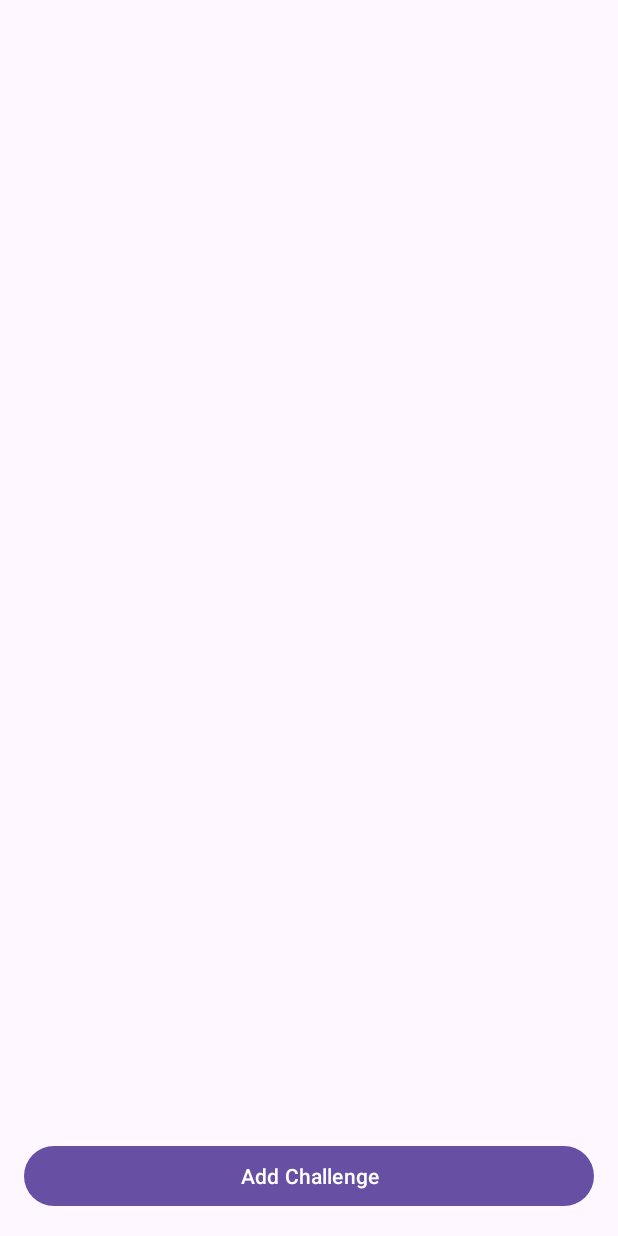
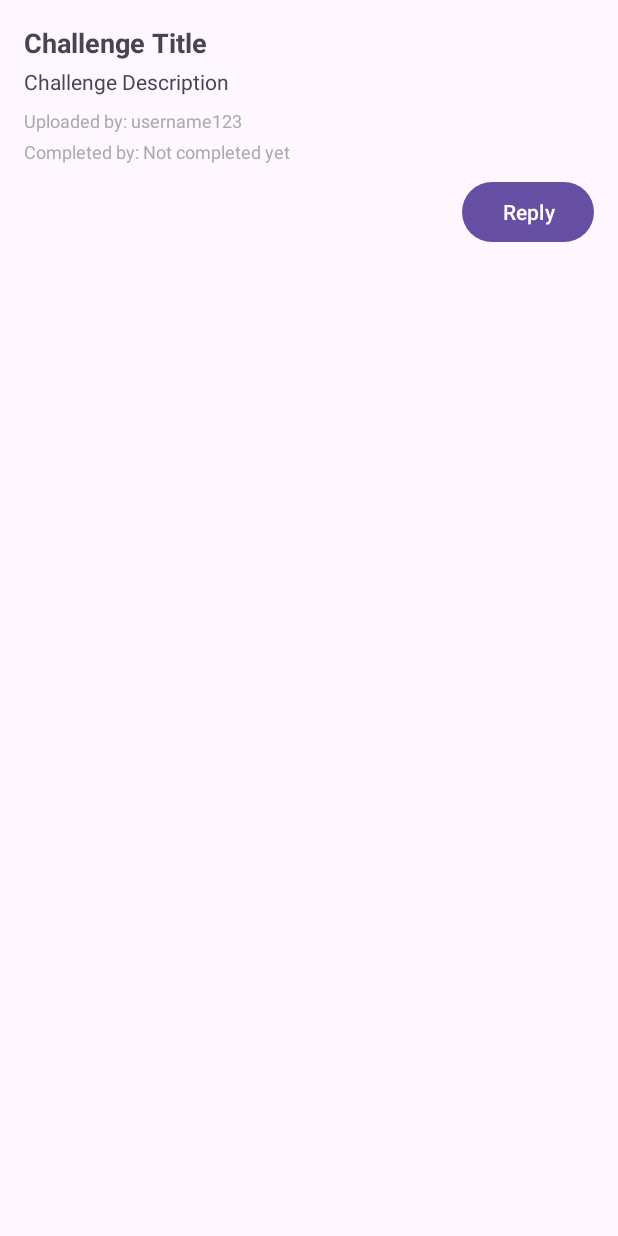
Before and after one commit to NordicNormad/GymRoyale, an Android app: the layout fragment_challenges.xml on its own in the app's theme, with its tools: preview values and no code run, on a phone screen of 412 x 824 dp. Run offline under Robolectric (Android 15) with nearby library versions, the phone set to English and light mode, and no system bars.

Commit message:
reply feature

```diff
--- a/app/src/main/java/com/cs407/gymroyale/LandingPage.kt
+++ b/app/src/main/java/com/cs407/gymroyale/LandingPage.kt
@@ -76,7 +76,7 @@ class LandingPageFragment : Fragment() {
         // Load ChallengesFragment when the Find Challenger button is clicked
         challengesButton.setOnClickListener {
             parentFragmentManager.beginTransaction()
-                .replace(R.id.fragment_container, ChallengesFragment())
+                .replace(R.id.fragment_container, ChallengerFragment())
                 .addToBackStack(null)
                 .commit()
         }
--- a/app/src/main/res/layout/fragment_challenges.xml
+++ b/app/src/main/res/layout/fragment_challenges.xml
@@ -1,23 +1,55 @@
 <LinearLayout
     xmlns:android="http://schemas.android.com/apk/res/android"
     android:layout_width="match_parent"
-    android:layout_height="match_parent"
+    android:layout_height="wrap_content"
     android:orientation="vertical"
-    android:padding="16dp">
+    android:padding="16dp"
+    android:layout_marginBottom="8dp">
 
-    <!-- RecyclerView for challenges -->
-    <androidx.recyclerview.widget.RecyclerView
-        android:id="@+id/challengesRecyclerView"
-        android:layout_width="match_parent"
-        android:layout_height="0dp"
-        android:layout_weight="1"
-        android:scrollbars="vertical" />
+    <!-- Challenge Title -->
+    <TextView
+        android:id="@+id/challengeTitle"
+        android:layout_width="wrap_content"
+        android:layout_height="wrap_content"
+        android:textSize="18sp"
+        android:textStyle="bold"
+        android:text="Challenge Title" />
 
-    <!-- Button to add a new challenge -->
+    <!-- Challenge Description -->
+    <TextView
+        android:id="@+id/challengeDescription"
+        android:layout_width="wrap_content"
+        android:layout_height="wrap_content"
+        android:textSize="14sp"
+        android:paddingTop="4dp"
+        android:text="Challenge Description" />
+
+    <!-- Uploaded By -->
+    <TextView
+        android:id="@+id/uploadedBy"
+        android:layout_width="wrap_content"
+        android:layout_height="wrap_content"
+        android:textSize="12sp"
+        android:textColor="@android:color/darker_gray"
+        android:paddingTop="8dp"
+        android:text="Uploaded by: username123" />
+
+    <!-- Completed By -->
+    <TextView
+        android:id="@+id/completedBy"
+        android:layout_width="wrap_content"
+        android:layout_height="wrap_content"
+        android:textSize="12sp"
+        android:textColor="@android:color/darker_gray"
+        android:paddingTop="4dp"
+        android:text="Completed by: Not completed yet" />
+
+    <!-- Reply Button -->
     <Button
-        android:id="@+id/buttonAddChallenge"
-        android:layout_width="match_parent"
+        android:id="@+id/replyButton"
+        android:layout_width="wrap_content"
         android:layout_height="wrap_content"
-        android:text="Add Challenge" />
-
+        android:text="Reply"
+        android:layout_gravity="end"
+        android:layout_marginTop="8dp" />
 </LinearLayout>
```
Also changed, not shown: app/src/main/AndroidManifest.xml (+6 -5 lines), app/src/main/java/com/cs407/gymroyale/ChallengerFragment.kt (+24 -84 lines), app/src/main/java/com/cs407/gymroyale/ChallengesAdapter.kt (+17 -1 lines), app/src/main/java/com/cs407/gymroyale/ReplyActivity.kt (added, +94 -0 lines), app/src/main/java/com/cs407/gymroyale/ReplyAdapter.kt (added, +38 -0 lines), app/src/main/java/com/cs407/gymroyale/models/Challenge.kt (+5 -3 lines), app/src/main/java/com/cs407/gymroyale/models/Reply.kt (added, +10 -0 lines), app/src/main/res/layout/activity_reply.xml (added, +31 -0 lines), app/src/main/res/layout/item_challenge.xml (+35 -3 lines), app/src/main/res/layout/item_reply.xml (added, +35 -0 lines).
